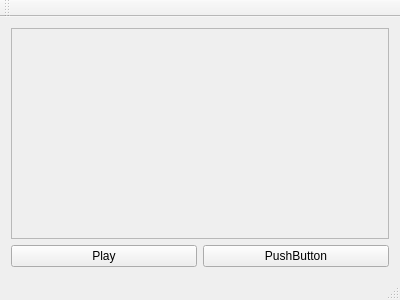
Above: VLCDemo/mainwindow.ui from zxl1001/VlcPainter before the change. Below: the same form after it.
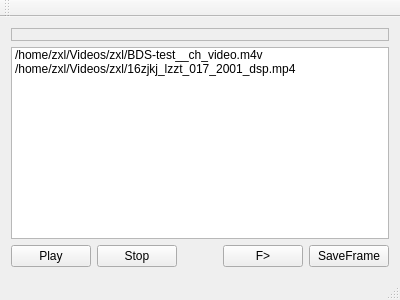
That is the form after the change.

Commit message: add video control for GraphicsView video player

```diff
--- a/VLCDemo/mainwindow.ui
+++ b/VLCDemo/mainwindow.ui
@@ -14,7 +14,7 @@
    <string>MainWindow</string>
   </property>
   <widget class="QWidget" name="centralWidget">
-   <layout class="QVBoxLayout" name="verticalLayout" stretch="1,0">
+   <layout class="QVBoxLayout" name="verticalLayout" stretch="1,0,0">
     <item>
      <widget class="QFrame" name="frame">
       <property name="frameShape">
@@ -42,6 +42,38 @@
       </layout>
      </widget>
     </item>
+    <item>
+     <widget class="QListWidget" name="listWidget">
+      <property name="sizePolicy">
+       <sizepolicy hsizetype="Expanding" vsizetype="Expanding">
+        <horstretch>0</horstretch>
+        <verstretch>0</verstretch>
+       </sizepolicy>
+      </property>
+      <property name="minimumSize">
+       <size>
+        <width>0</width>
+        <height>0</height>
+       </size>
+      </property>
+      <property name="maximumSize">
+       <size>
+        <width>16777215</width>
+        <height>200</height>
+       </size>
+      </property>
+      <item>
+       <property name="text">
+        <string>/home/zxl/Videos/zxl/BDS-test__ch_video.m4v</string>
+       </property>
+      </item>
+      <item>
+       <property name="text">
+        <string>/home/zxl/Videos/zxl/16zjkj_lzzt_017_2001_dsp.mp4</string>
+       </property>
+      </item>
+     </widget>
+    </item>
     <item>
      <layout class="QHBoxLayout" name="horizontalLayout">
       <item>
@@ -57,7 +89,34 @@
       <item>
        <widget class="QPushButton" name="pushButton_2">
         <property name="text">
-         <string>PushButton</string>
+         <string>Stop</string>
+        </property>
+       </widget>
+      </item>
+      <item>
+       <spacer name="horizontalSpacer">
+        <property name="orientation">
+         <enum>Qt::Horizontal</enum>
+        </property>
+        <property name="sizeHint" stdset="0">
+         <size>
+          <width>40</width>
+          <height>20</height>
+         </size>
+        </property>
+       </spacer>
+      </item>
+      <item>
+       <widget class="QPushButton" name="nextFrameBtn">
+        <property name="text">
+         <string>F&gt;</string>
+        </property>
+       </widget>
+      </item>
+      <item>
+       <widget class="QPushButton" name="saveFrameBtn">
+        <property name="text">
+         <string>SaveFrame</string>
         </property>
        </widget>
       </item>
```
Left out of the diff: 2 changed lines with no effect on the pictures. The commit also changes 7 other files.
